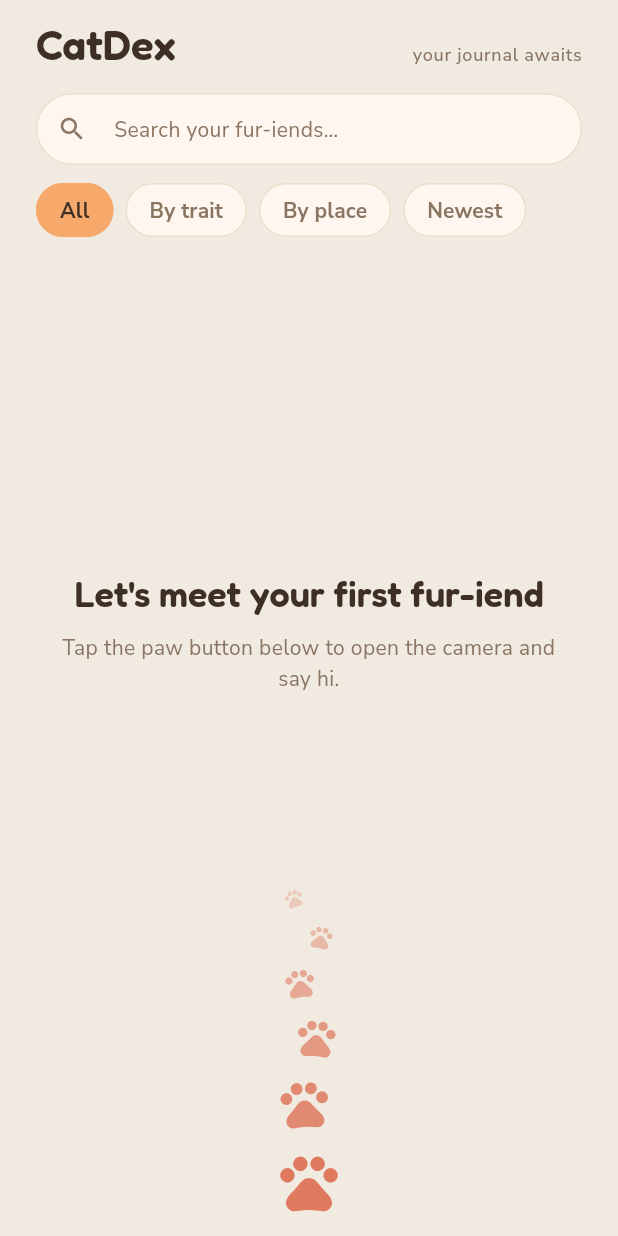
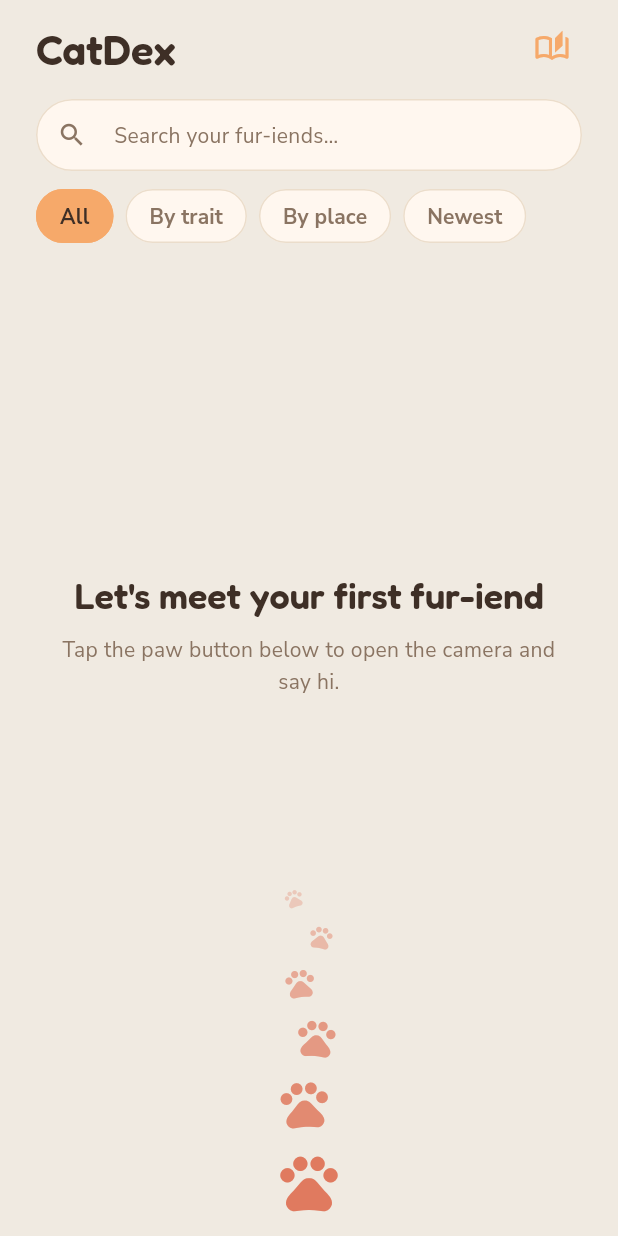
Before and after one commit to nykefleym-pbi/catch-mobile, a Flutter app: the _CatDexBody widget shown alone on an empty page, opened directly with empty values, on a phone screen of 412 x 824 dp. Run offline on Flutter 3.47's test engine with Material 3 defaults, Android fonts, the phone set to English and light mode, and no system bars; our stand-ins replace camera, flutter_map, flutter_riverpod, geolocator, go_router, google_fonts and 6 more; missing offline and left inert: google_mlkit_image_labeling; accounts and stored records are empty.

Commit message:
Fix camera close overlap, animate paw prints, map zoom, CatDex scrapbook
- Camera: the close disc was stacked on the shutter (the centered Stack
  shrank to the shutter, so the left offset landed on top of it). Use a
  full-width Row with equal-width Expandeds so the shutter stays centered
  and the close button pins to the far left.
- Generating + reveal: replace the static confetti dots with scattered,
  varied-size paw prints that gently drift and fade (idle animation),
  honouring the reduce-motion setting.
- Map: raise the max zoom cap to 20 (street level) and frame located
  cats a touch closer.
- CatDex: drop the "your journal awaits" caption; the header now always
  shows a tappable scrapbook icon that opens the My Showcase board.

Co-Authored-By: Claude Opus 4.8 <noreply@anthropic.com>
Claude-Session: https://claude.ai/code/session_01MAxzz8gFFrU1L32wpL16w2

```diff
--- a/lib/features/catdex/presentation/catdex_screen.dart
+++ b/lib/features/catdex/presentation/catdex_screen.dart
@@ -95,23 +95,24 @@ class _CatDexBodyState extends ConsumerState<_CatDexBody> {
                   style: theme.textTheme.headlineMedium
                       ?.copyWith(fontWeight: FontWeight.w600)),
               const Spacer(),
-              Text(
-                total == 0
-                    ? 'your journal awaits'
-                    : '$total ${total == 1 ? 'story' : 'stories'} & counting',
+              if (total > 0)
+                Padding(
+                  padding: const EdgeInsets.only(right: 4),
+                  child: Text(
+                    '$total ${total == 1 ? 'story' : 'stories'} & counting',
                     style: theme.textTheme.labelMedium
                         ?.copyWith(color: theme.colorScheme.onSurfaceVariant),
                   ),
-              if (total > 0) ...[
-                const SizedBox(width: 4),
+                ),
+              // Scrapbook: opens the My Showcase board (replaces the old
+              // "your journal awaits" caption).
               IconButton(
                 onPressed: () => context.push(AppRoutes.showcase),
                 visualDensity: VisualDensity.compact,
                 tooltip: 'My showcase',
-                  icon: Icon(Icons.auto_awesome_outlined,
+                icon: Icon(Icons.auto_stories_outlined,
                     color: theme.colorScheme.primary),
               ),
-              ],
             ],
           ),
         ),
```
Also changed, not shown: lib/features/capture/presentation/capture_screen.dart (+87 -27 lines), lib/features/map/presentation/map_screen.dart (+6 -4 lines). Lines whose indentation alone changed are shown as unchanged.
